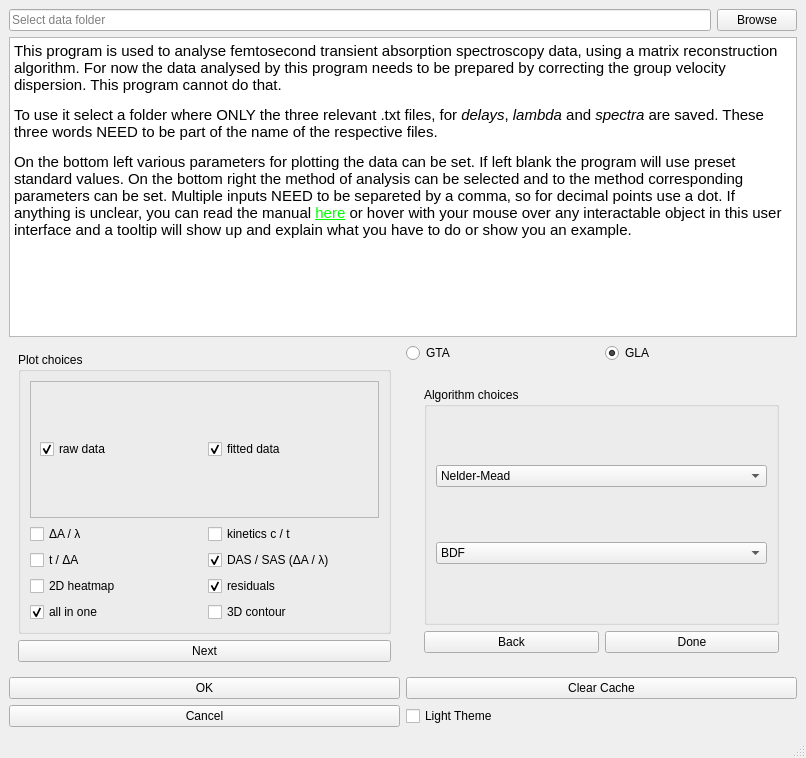
Qt form gui.ui (4-DMAPandSadness/EfsTA) before a commit.
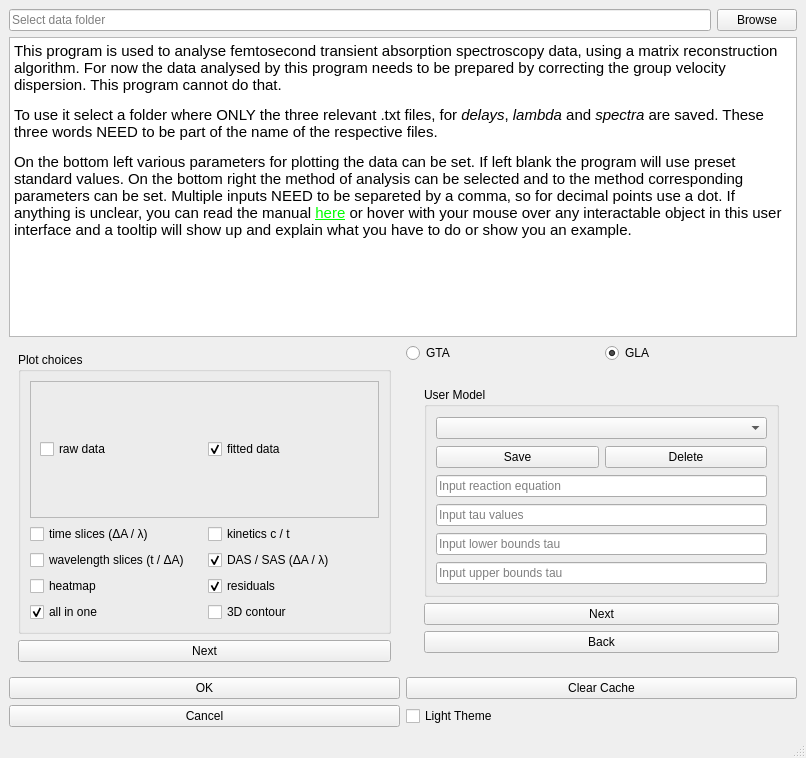
The same form after that commit. The open tabs and pages were chosen to show the change. Icons and pictures are not drawn.

Commit message: Added ability for users to input and save their own kinetic models. Fixed many runtime errors. Created even more new ones. Adjusted UI to new funtionality. Improved tooltips for less intuitive functionality.

The edit to the form file:
```diff
--- a/gui.ui
+++ b/gui.ui
@@ -425,6 +425,106 @@
              </layout>
             </widget>
             <widget class="QWidget" name="SAS_page5">
+             <layout class="QGridLayout" name="gridLayout_7">
+              <item row="2" column="0">
+               <widget class="QPushButton" name="SAS_back_user">
+                <property name="toolTip">
+                 <string>&lt;html&gt;&lt;head/&gt;&lt;body&gt;&lt;p&gt;Moves back to model selection.&lt;/p&gt;&lt;/body&gt;&lt;/html&gt;</string>
+                </property>
+                <property name="text">
+                 <string>Back</string>
+                </property>
+               </widget>
+              </item>
+              <item row="1" column="0">
+               <widget class="QPushButton" name="SAS_next_user">
+                <property name="toolTip">
+                 <string>&lt;html&gt;&lt;head/&gt;&lt;body&gt;&lt;p&gt;Moves to algorithm selection.&lt;/p&gt;&lt;/body&gt;&lt;/html&gt;</string>
+                </property>
+                <property name="text">
+                 <string>Next</string>
+                </property>
+               </widget>
+              </item>
+              <item row="0" column="0">
+               <widget class="QGroupBox" name="groupBox">
+                <property name="title">
+                 <string>User Model</string>
+                </property>
+                <layout class="QGridLayout" name="gridLayout_16">
+                 <item row="0" column="0" colspan="2">
+                  <widget class="QComboBox" name="SAS_user_saved_equations">
+                   <property name="toolTip">
+                    <string>&lt;html&gt;&lt;head/&gt;&lt;body&gt;&lt;p&gt;Displays the saved models from previous evaluations.&lt;/p&gt;&lt;/body&gt;&lt;/html&gt;</string>
+                   </property>
+                  </widget>
+                 </item>
+                 <item row="4" column="0" colspan="2">
+                  <widget class="QLineEdit" name="SAS_user_tau_lb">
+                   <property name="toolTip">
+                    <string>&lt;html&gt;&lt;head/&gt;&lt;body&gt;&lt;p&gt;Optional!&lt;/p&gt;&lt;p&gt;To restrict the optimization algorithm, you can input bounds which the lifetimes cannot break.&lt;/p&gt;&lt;p&gt;For the lifetime input of &amp;quot;k1,k2,k3,k4&amp;quot;, if k4 should never be lower then 8000, the input would look like this.&lt;/p&gt;&lt;p&gt;,,,8000&lt;/p&gt;&lt;/body&gt;&lt;/html&gt;</string>
+                   </property>
+                   <property name="placeholderText">
+                    <string>Input lower bounds tau</string>
+                   </property>
+                  </widget>
+                 </item>
+                 <item row="3" column="0" colspan="2">
+                  <widget class="QLineEdit" name="SAS_user_tau">
+                   <property name="toolTip">
+                    <string>&lt;html&gt;&lt;head/&gt;&lt;body&gt;&lt;p&gt;Input the guessed lifetimes for the kinetic model.&lt;/p&gt;&lt;p&gt;Lifetimes need to be input in the same order as the reaction arrows are in the equation.&lt;/p&gt;&lt;p&gt;&lt;br/&gt;&lt;/p&gt;&lt;p&gt;Example:&lt;/p&gt;&lt;p&gt;For this equation&lt;/p&gt;&lt;p&gt;&lt;img src=&quot;:/User/pictures/user reaction example.png&quot;/&gt;&lt;/p&gt;&lt;p&gt;with the input&lt;/p&gt;&lt;p&gt;&lt;br/&gt;&lt;/p&gt;&lt;p&gt;&amp;quot;A-&amp;gt;B-&amp;gt;C;B-&amp;gt;A;A-&amp;gt;C&amp;quot;,&lt;/p&gt;&lt;p&gt;&lt;br/&gt;&lt;/p&gt;&lt;p&gt;the lifetime input would look like:&lt;/p&gt;&lt;p&gt;&lt;br/&gt;&lt;/p&gt;&lt;p&gt;k1,k2,k3,k4&lt;/p&gt;&lt;/body&gt;&lt;/html&gt;</string>
+                   </property>
+                   <property name="placeholderText">
+                    <string>Input tau values</string>
+                   </property>
+                  </widget>
+                 </item>
+                 <item row="5" column="0" colspan="2">
+                  <widget class="QLineEdit" name="SAS_user_tau_ub">
+                   <property name="toolTip">
+                    <string>&lt;html&gt;&lt;head/&gt;&lt;body&gt;&lt;p&gt;Optional!&lt;/p&gt;&lt;p&gt;To restrict the optimization algorithm, you can input bounds which the lifetimes cannot break.&lt;/p&gt;&lt;p&gt;For the lifetime input of &amp;quot;k1,k2,k3,k4&amp;quot;, if k4 should never be higher then 10000, the input would look like this.&lt;/p&gt;&lt;p&gt;,,,10000&lt;/p&gt;&lt;/body&gt;&lt;/html&gt;</string>
+                   </property>
+                   <property name="placeholderText">
+                    <string>Input upper bounds tau</string>
+                   </property>
+                  </widget>
+                 </item>
+                 <item row="2" column="0" colspan="2">
+                  <widget class="QLineEdit" name="SAS_user_equation">
+                   <property name="toolTip">
+                    <string>&lt;html&gt;&lt;head/&gt;&lt;body&gt;&lt;p&gt;Input the reaction equation for the kinetic model.&lt;/p&gt;&lt;p&gt;Input has to be in the following form:&lt;/p&gt;&lt;p&gt;For species use letters from A to Z.&lt;/p&gt;&lt;p&gt;For arrows use &amp;quot;-&amp;gt;&amp;quot;.&lt;/p&gt;&lt;p&gt;If the reaction splits or goes backwards, write it after the linear reaction separated by &amp;quot;;&amp;quot;.&lt;/p&gt;&lt;p&gt;&lt;br/&gt;&lt;/p&gt;&lt;p&gt;Example:&lt;/p&gt;&lt;p&gt;&lt;img src=&quot;:/User/pictures/user reaction example.png&quot;/&gt;&lt;/p&gt;&lt;p&gt;&lt;br/&gt;&lt;/p&gt;&lt;p&gt;The input for this reaction would be:&lt;/p&gt;&lt;p&gt;&lt;br/&gt;&lt;/p&gt;&lt;p&gt;A-&amp;gt;B-&amp;gt;C;B-&amp;gt;A;A-&amp;gt;C&lt;/p&gt;&lt;/body&gt;&lt;/html&gt;</string>
+                   </property>
+                   <property name="placeholderText">
+                    <string>Input reaction equation</string>
+                   </property>
+                  </widget>
+                 </item>
+                 <item row="1" column="0">
+                  <widget class="QPushButton" name="SAS_user_save">
+                   <property name="toolTip">
+                    <string>&lt;html&gt;&lt;head/&gt;&lt;body&gt;&lt;p&gt;Saves the currently input equation, if there is one.&lt;/p&gt;&lt;/body&gt;&lt;/html&gt;</string>
+                   </property>
+                   <property name="text">
+                    <string>Save</string>
+                   </property>
+                  </widget>
+                 </item>
+                 <item row="1" column="1">
+                  <widget class="QPushButton" name="SAS_user_del">
+                   <property name="toolTip">
+                    <string>&lt;html&gt;&lt;head/&gt;&lt;body&gt;&lt;p&gt;Deletes the currently selected equation, if there is one.&lt;/p&gt;&lt;/body&gt;&lt;/html&gt;</string>
+                   </property>
+                   <property name="text">
+                    <string>Delete</string>
+                   </property>
+                  </widget>
+                 </item>
+                </layout>
+               </widget>
+              </item>
+             </layout>
+            </widget>
+            <widget class="QWidget" name="SAS_page6">
              <layout class="QGridLayout" name="gridLayout_22">
               <item row="0" column="0" colspan="2">
                <widget class="QGroupBox" name="SAS_algorithm">
@@ -827,7 +927,7 @@
                 <string>Plots all data in a heatmap.</string>
                </property>
                <property name="text">
-                <string>2D heatmap</string>
+                <string>heatmap</string>
                </property>
               </widget>
              </item>
@@ -857,7 +957,7 @@
                 <string>Plots the change of absorbtion against the wavelengths.</string>
                </property>
                <property name="text">
-                <string>ΔA / λ</string>
+                <string>time slices (ΔA / λ)</string>
                </property>
               </widget>
              </item>
@@ -867,7 +967,7 @@
                 <string>Plots the delays against the change of absorbtion.</string>
                </property>
                <property name="text">
-                <string>t / ΔA</string>
+                <string>wavelength slices (t / ΔA)</string>
                </property>
               </widget>
              </item>
@@ -889,7 +989,7 @@
                    <string>raw data</string>
                   </property>
                   <property name="checked">
-                   <bool>true</bool>
+                   <bool>false</bool>
                   </property>
                  </widget>
                 </item>
```
Left out of the diff: 162 changed lines with no effect on the pictures. The commit also changes 16 other files.
